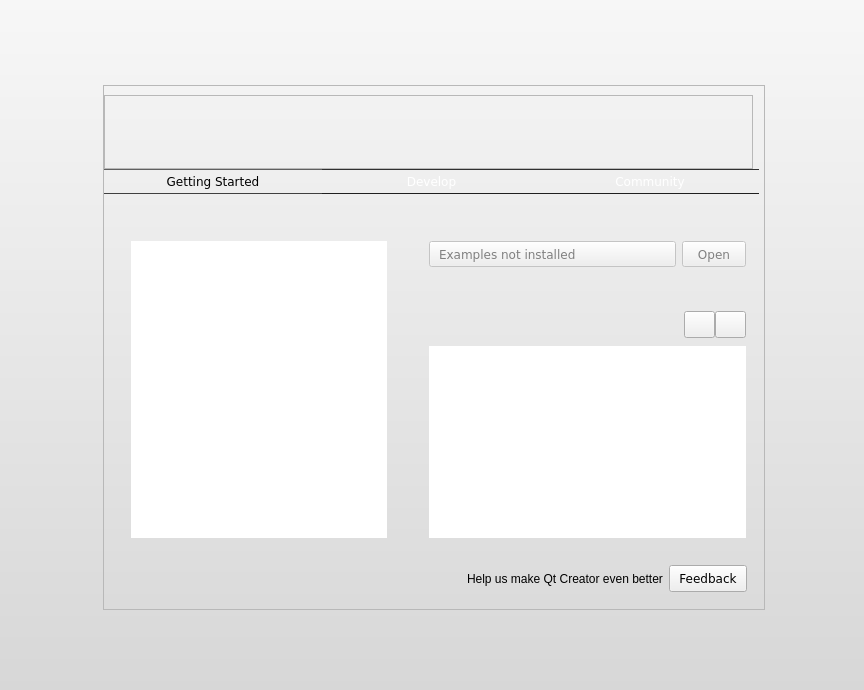
The window that src/plugins/coreplugin/welcomemode.ui (qt-creator/qt-creator) describes before a commit, drawn with Qt 5.
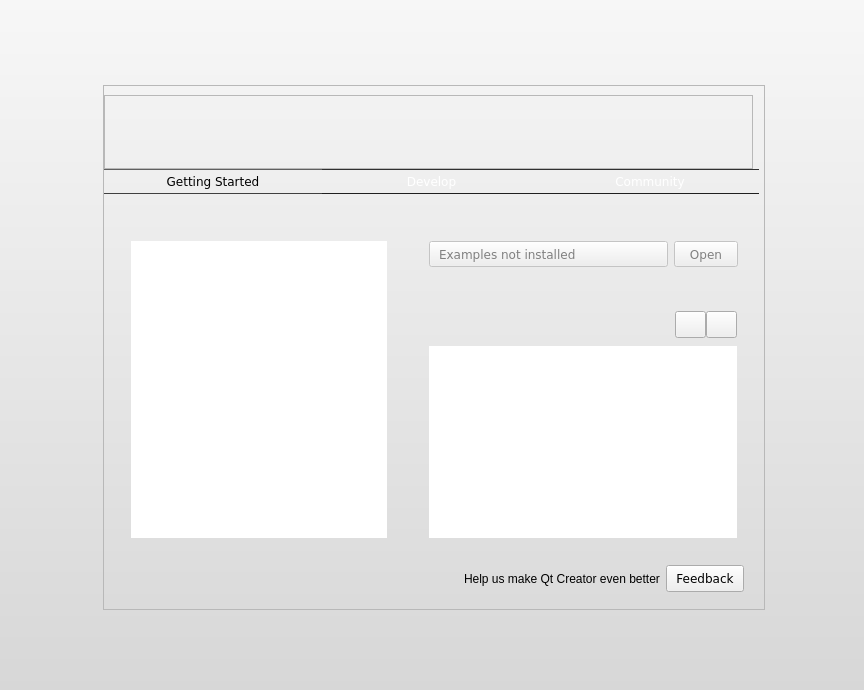
The same window after the commit. The open tabs and pages were chosen to show the change. Icons and pictures are not drawn. Custom widgets are drawn as their Qt base class.

Commit message: Fixes:    Spacing tweaks on the layout

Patch:
```diff
--- a/src/plugins/coreplugin/welcomemode.ui
+++ b/src/plugins/coreplugin/welcomemode.ui
@@ -374,16 +374,7 @@
            </property>
            <widget class="QWidget" name="gettingStartedPage">
             <layout class="QGridLayout" name="gridLayout_9">
-             <property name="leftMargin">
-              <number>18</number>
-             </property>
-             <property name="topMargin">
-              <number>18</number>
-             </property>
-             <property name="rightMargin">
-              <number>12</number>
-             </property>
-             <property name="bottomMargin">
+             <property name="margin">
               <number>18</number>
              </property>
              <property name="spacing">
@@ -495,9 +486,12 @@
                </property>
                <layout class="QGridLayout" name="gridLayout_8">
                 <property name="rightMargin">
+                 <number>8</number>
+                </property>
+                <property name="horizontalSpacing">
                  <number>0</number>
                 </property>
-                <item row="0" column="0" colspan="3">
+                <item row="0" column="0" colspan="4">
                  <widget class="QLabel" name="demoTitleLabel">
                   <property name="alignment">
                    <set>Qt::AlignLeading|Qt::AlignLeft|Qt::AlignTop</set>
@@ -522,7 +516,7 @@
                   </item>
                  </widget>
                 </item>
-                <item row="1" column="1">
+                <item row="1" column="2">
                  <widget class="QToolButton" name="openExampleButton">
                   <property name="enabled">
                    <bool>false</bool>
@@ -538,6 +532,22 @@
                   </property>
                  </widget>
                 </item>
+                <item row="1" column="1">
+                 <spacer name="horizontalSpacer">
+                  <property name="orientation">
+                   <enum>Qt::Horizontal</enum>
+                  </property>
+                  <property name="sizeType">
+                   <enum>QSizePolicy::Fixed</enum>
+                  </property>
+                  <property name="sizeHint" stdset="0">
+                   <size>
+                    <width>6</width>
+                    <height>6</height>
+                   </size>
+                  </property>
+                 </spacer>
+                </item>
                </layout>
               </widget>
              </item>
@@ -560,7 +570,7 @@
                </property>
                <layout class="QGridLayout" name="gridLayout_11">
                 <property name="rightMargin">
-                 <number>6</number>
+                 <number>9</number>
                 </property>
                 <item row="0" column="0">
                  <widget class="QLabel" name="didYouKnowTitleLabel">
@@ -1092,7 +1102,7 @@
          <item>
           <layout class="QHBoxLayout" name="horizontalLayout">
            <property name="rightMargin">
-            <number>17</number>
+            <number>20</number>
            </property>
            <property name="bottomMargin">
             <number>17</number>
```
Left out of the diff: 18 changed lines with no effect on the pictures.
